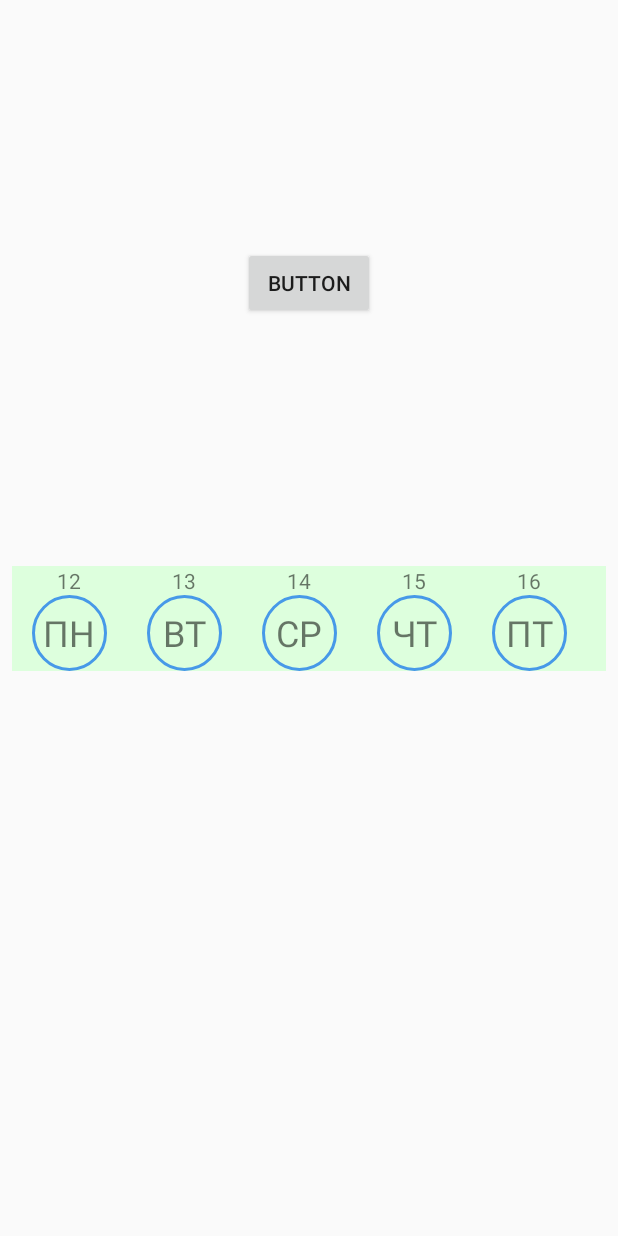
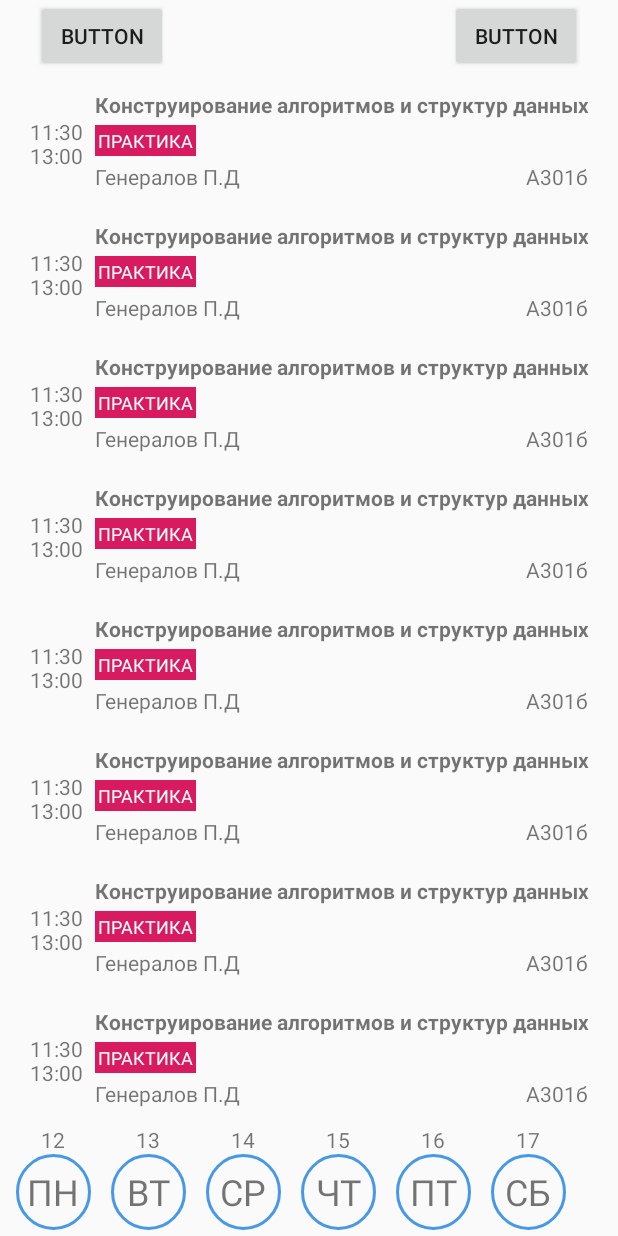
Before and after one commit to nsnk29/Schedule, an Android app: the screen it shows after launch (MainActivity), on a phone screen of 412 x 824 dp. Run offline under Robolectric (Android 15) with nearby library versions, the phone set to English and light mode, and no system bars; libraries missing offline, so code that uses them is left out: io.realm, io.realm.kotlin; 3 statements that could not run were skipped.

Commit message:
Added recycleview adapter.

```diff
--- a/app/build.gradle
+++ b/app/build.gradle
@@ -14,7 +14,7 @@ android {
     defaultConfig {
         kapt
         applicationId "com.example.schedule"
-        minSdkVersion 21
+        minSdkVersion 23
         targetSdkVersion 28
         versionCode 1
         versionName "1.0"
--- a/app/src/main/java/com/example/schedule/MainActivity.kt
+++ b/app/src/main/java/com/example/schedule/MainActivity.kt
@@ -15,26 +15,23 @@ import com.example.schedule.model.PairClass
 import com.example.schedule.model.VersionClass
 import com.google.gson.GsonBuilder
 import io.realm.Realm
-import io.realm.RealmConfiguration
 import io.realm.kotlin.createObject
 import okhttp3.*
 import java.io.IOException
 import java.net.URL
 import java.util.*
-import android.content.SharedPreferences
-import android.widget.TimePicker
 import androidx.recyclerview.widget.LinearLayoutManager
-import androidx.recyclerview.widget.OrientationHelper
+import androidx.recyclerview.widget.RecyclerView
+import com.example.schedule.adapters.BottomRecycleAdapter
+import com.example.schedule.adapters.MainRecycleAdapter
 import kotlinx.android.synthetic.main.activity_main.*
-import androidx.recyclerview.widget.DividerItemDecoration
-
-
 
 
 class MainActivity : AppCompatActivity() {
 
     private lateinit var realm: Realm
-    private lateinit var mAdapter: MainAdapter
+    private lateinit var bottomRecycleAdapter: BottomRecycleAdapter
+    private lateinit var mainRecycleAdapter: MainRecycleAdapter
     companion object {
         const val CHANNEL_ID = "com.example.schedule"
     }
@@ -45,15 +42,29 @@ class MainActivity : AppCompatActivity() {
         PreferenceManager.setDefaultValues(this, R.xml.root_preferences, false);
 
         createNotificationChannel()
-        recycleView.layoutManager = LinearLayoutManager(
+
+
+        recycleViewBottom.layoutManager = LinearLayoutManager(
             this,
-            OrientationHelper.HORIZONTAL,
+            RecyclerView.HORIZONTAL,
             false
         )
-        mAdapter = MainAdapter(initAllWeekDates())
-        recycleView.adapter = mAdapter
-        recycleView.addItemDecoration(MarginItemDecoration(20))
-        recycleView.setHasFixedSize(true)
+        bottomRecycleAdapter = BottomRecycleAdapter(initAllWeekDates())
+        recycleViewBottom.adapter = bottomRecycleAdapter
+        recycleViewBottom.addItemDecoration(MarginItemDecoration(10))
+        recycleViewBottom.setHasFixedSize(true)
+
+
+        recycleViewMain.layoutManager = LinearLayoutManager(
+            this,
+            RecyclerView.VERTICAL,
+            false
+        )
+        mainRecycleAdapter = MainRecycleAdapter()
+        recycleViewMain.adapter = mainRecycleAdapter
+
+
+
 
         Realm.init(this)
 
@@ -62,6 +73,10 @@ class MainActivity : AppCompatActivity() {
 
 }
 
+    fun check(v:View){
+        val intent = Intent(this, SettingsActivity::class.java)
+        startActivity(intent)
+    }
 
 
 private fun getJSON() {
@@ -187,8 +202,8 @@ private fun getJSON() {
 
 
     fun updateCurrentWeek(v: View){
-        mAdapter.changeCurrentWeekDate()
-        mAdapter.notifyDataSetChanged()
+        bottomRecycleAdapter.changeCurrentWeekDate()
+        bottomRecycleAdapter.notifyDataSetChanged()
     }
 
     override fun onDestroy() {
--- a/app/src/main/java/com/example/schedule/MainAdapter.kt
+++ b/app/src/main/java/com/example/schedule/adapters/BottomRecycleAdapter.kt
@@ -1,4 +1,4 @@
-package com.example.schedule
+package com.example.schedule.adapters
 
 import android.view.LayoutInflater
 import android.view.View
@@ -6,11 +6,12 @@ import android.view.ViewGroup
 import android.widget.TextView
 import android.widget.Toast
 import androidx.recyclerview.widget.RecyclerView
+import com.example.schedule.R
 import java.util.*
 
 
-class MainAdapter(private val allWeekDates: ArrayList<Int>) :
-    RecyclerView.Adapter<MainAdapter.CustomViewHolder>() {
+class BottomRecycleAdapter(private val allWeekDates: ArrayList<Int>) :
+    RecyclerView.Adapter<BottomRecycleAdapter.CustomViewHolder>() {
 
     var nextWeek = false
     val nameOfWeekdays = arrayOf("ПН", "ВТ", "СР", "ЧТ", "ПТ", "СБ")
--- /dev/null
+++ b/app/src/main/java/com/example/schedule/adapters/MainRecycleAdapter.kt
@@ -0,0 +1,41 @@
+package com.example.schedule.adapters
+
+import android.view.LayoutInflater
+import android.view.View
+import android.view.ViewGroup
+import android.widget.TextView
+import android.widget.Toast
+import androidx.recyclerview.widget.RecyclerView
+import com.example.schedule.R
+
+
+class MainRecycleAdapter() :
+    RecyclerView.Adapter<MainRecycleAdapter.CustomViewHolder2>() {
+
+
+
+    override fun getItemCount(): Int {
+        return 8
+    }
+
+    override fun onCreateViewHolder(parent: ViewGroup, viewType: Int): CustomViewHolder2 {
+        val view: View = LayoutInflater.from(parent.context).inflate(R.layout.pair_layout, parent, false)
+        return CustomViewHolder2(view)
+    }
+
+
+    override fun onBindViewHolder(holder: CustomViewHolder2, position: Int) {
+
+
+    }
+
+    class CustomViewHolder2(v: View) : RecyclerView.ViewHolder(v) {
+
+
+        init {
+            itemView.setOnClickListener {
+                Toast.makeText(itemView.context, "$layoutPosition", Toast.LENGTH_LONG).show()
+            }
+        }
+    }
+}
--- a/app/src/main/res/layout/activity_main.xml
+++ b/app/src/main/res/layout/activity_main.xml
@@ -9,22 +9,35 @@
     <androidx.recyclerview.widget.RecyclerView
             android:layout_width="match_parent"
             android:layout_height="wrap_content"
-            android:id="@+id/recycleView"
+            android:id="@+id/recycleViewBottom"
             app:layout_constraintStart_toStartOf="parent"
             app:layout_constraintEnd_toEndOf="parent"
-            android:layout_marginStart="8dp"
-            android:layout_marginEnd="8dp" app:layout_constraintBottom_toBottomOf="parent"
-            app:layout_constraintTop_toTopOf="parent"
-            android:background="#FDFD"
+            android:layout_marginStart="4dp"
+            android:layout_marginEnd="4dp" app:layout_constraintBottom_toBottomOf="parent"
 
-    />
+            android:layout_marginBottom="4dp"/>
     <Button
             android:text="Button"
             android:layout_width="wrap_content"
             android:layout_height="wrap_content"
-            android:id="@+id/button" app:layout_constraintStart_toStartOf="parent"
+            android:id="@+id/button"
             app:layout_constraintEnd_toEndOf="parent"
-            app:layout_constraintBottom_toTopOf="@+id/recycleView" app:layout_constraintTop_toTopOf="parent"
+            app:layout_constraintTop_toTopOf="parent"
+            android:onClick="check"
+            android:layout_marginEnd="24dp"/>
+    <Button
+            android:text="Button"
+            android:layout_width="wrap_content"
+            android:layout_height="wrap_content"
+            android:id="@+id/button2" app:layout_constraintStart_toStartOf="parent"
+            app:layout_constraintTop_toTopOf="parent"
             android:onClick="updateCurrentWeek"
-    />
+            android:layout_marginStart="24dp"/>
+    <androidx.recyclerview.widget.RecyclerView
+            android:layout_height="0dp"
+            app:layout_constraintTop_toBottomOf="@+id/button"
+            app:layout_constraintStart_toStartOf="parent"
+            app:layout_constraintEnd_toEndOf="parent" android:layout_width="match_parent"
+            android:layout_marginStart="4dp" android:layout_marginEnd="4dp" android:id="@+id/recycleViewMain"
+            app:layout_constraintBottom_toTopOf="@+id/recycleViewBottom" android:padding="4dp"/>
 </androidx.constraintlayout.widget.ConstraintLayout>
--- a/app/src/main/res/layout/pair_layout.xml
+++ b/app/src/main/res/layout/pair_layout.xml
@@ -1,11 +1,10 @@
 <?xml version="1.0" encoding="utf-8"?>
 <LinearLayout xmlns:android="http://schemas.android.com/apk/res/android"
-              xmlns:app="http://schemas.android.com/apk/res-auto" xmlns:tools="http://schemas.android.com/tools"
+              xmlns:app="http://schemas.android.com/apk/res-auto"
               android:layout_width="match_parent" android:layout_height="wrap_content"
-              android:padding="8dp"
->
+              android:padding="4dp" android:baselineAligned="false">
     <androidx.constraintlayout.widget.ConstraintLayout
-            android:layout_width="match_parent"
+            android:layout_width="0dp"
             android:layout_height="match_parent" android:layout_weight="1" android:id="@+id/pair">
 
         <TextView
@@ -14,21 +13,26 @@
                 android:layout_height="wrap_content" android:id="@+id/pair_time" android:layout_margin="4dp"
                 android:padding="4dp" app:layout_constraintStart_toStartOf="parent"
                 app:layout_constraintBottom_toBottomOf="parent" app:layout_constraintTop_toTopOf="parent"/>
-        <TextView
+        <androidx.appcompat.widget.AppCompatTextView
                 android:text="Конструирование алгоритмов и структур данных"
                 android:layout_width="wrap_content"
                 android:layout_height="wrap_content"
                 android:id="@+id/subject_name" app:layout_constraintStart_toEndOf="@+id/pair_time"
                 app:layout_constraintTop_toTopOf="parent" android:layout_marginStart="4dp"
                 android:layout_marginTop="8dp" android:singleLine="false" android:layout_margin="4dp"
-                android:textStyle="bold"/>
+                android:textStyle="bold" android:textSize="14sp" android:scrollHorizontally="false"
+                android:breakStrategy="balanced"
+
+        />
+
         <TextView
                 android:text="Практика"
                 android:layout_width="wrap_content"
                 android:layout_height="wrap_content"
                 android:id="@+id/type_of_subject" app:layout_constraintStart_toEndOf="@+id/pair_time"
                 app:layout_constraintTop_toBottomOf="@+id/subject_name" android:layout_marginStart="4dp"
-                android:layout_marginTop="4dp" android:padding="2dp"/>
+                android:layout_marginTop="4dp" android:padding="2dp" android:background="#D81B60"
+                android:textColor="#FFFFFF" android:textAllCaps="true" android:textSize="12dp"/>
         <TextView
                 android:text="Генералов П.Д"
                 android:layout_width="wrap_content"
```
